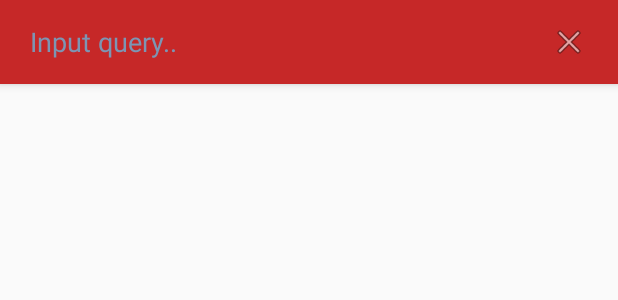
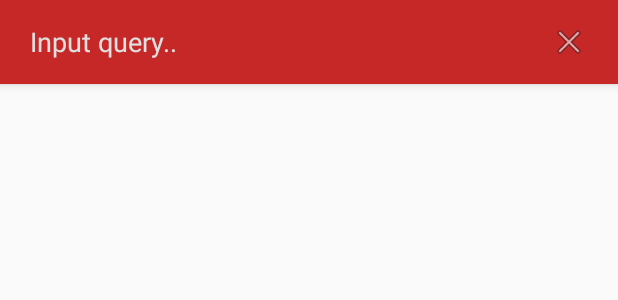
Before and after one commit to LJAYMORI/AndrExampleImageList, an Android app: the layout appbar_search.xml on its own in the app's theme, with its tools: preview values and no code run, on a phone screen of 412 x 824 dp. Shown: the top 300 px of the screen. Run offline under Robolectric (Android 15) with nearby library versions, the phone set to English and light mode, and no system bars.

Commit message:
Update a image viewholder

```diff
--- a/app/src/main/java/com/example/jonguk/andrexampleimagelist/screen/search_image/SearchImageActivity.java
+++ b/app/src/main/java/com/example/jonguk/andrexampleimagelist/screen/search_image/SearchImageActivity.java
@@ -63,7 +63,8 @@ public class SearchImageActivity extends BaseActivity {
                 .takeUntil(destroySignal())
                 .filter(hasNoItems -> hasNoItems)
                 .observeOn(ThreadHelper.mainThread())
-                .subscribe(b -> showToast(getStringWithoutException(R.string.search_complete)),
+                .subscribe(b ->
+                        showSnackBar(mLayout, getStringWithoutException(R.string.search_complete)),
                         err -> Log.w(TAG, "SearchRequestHelper.noItemsObservable", err));
 
         // observe scroll event
--- a/app/src/main/res/layout/appbar_search.xml
+++ b/app/src/main/res/layout/appbar_search.xml
@@ -30,7 +30,7 @@
 				android:inputType="text"
 				android:background="@null"
 				android:textColor="@android:color/white"
-				android:textColorHint="@color/colorAccent"
+				android:textColorHint="@color/search_input_box_hint"
 				android:hint="@string/search_hint"/>
 
 			<View
--- a/app/src/main/res/values/colors.xml
+++ b/app/src/main/res/values/colors.xml
@@ -3,4 +3,8 @@
   <color name="colorPrimary">#C62828</color>
   <color name="colorPrimaryDark">#B71C1C</color>
   <color name="colorAccent">#7D95B3</color>
+
+  <color name="image_placeholder">#b2b2b2</color>
+  <color name="divider_background">@android:color/white</color>
+  <color name="search_input_box_hint">#e0e0e0</color>
 </resources>
```
Also changed, not shown: app/src/main/res/layout/item_image.xml (+8 -1 lines).
